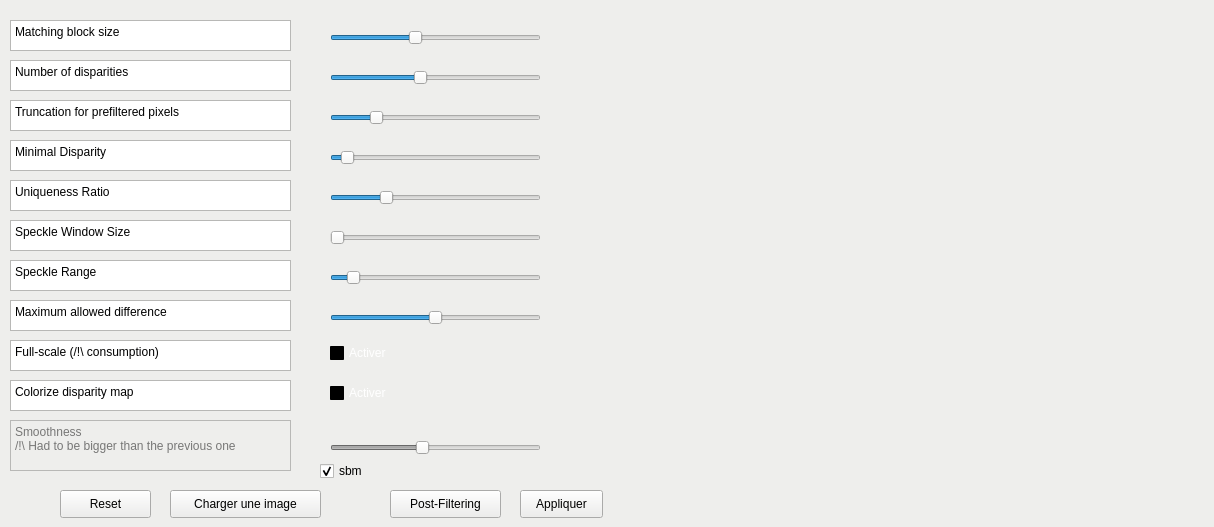
Before: the Qt Designer form widgets/disparity.ui in K1ntus/Projet-Technologique-L3, drawn with Qt 5.
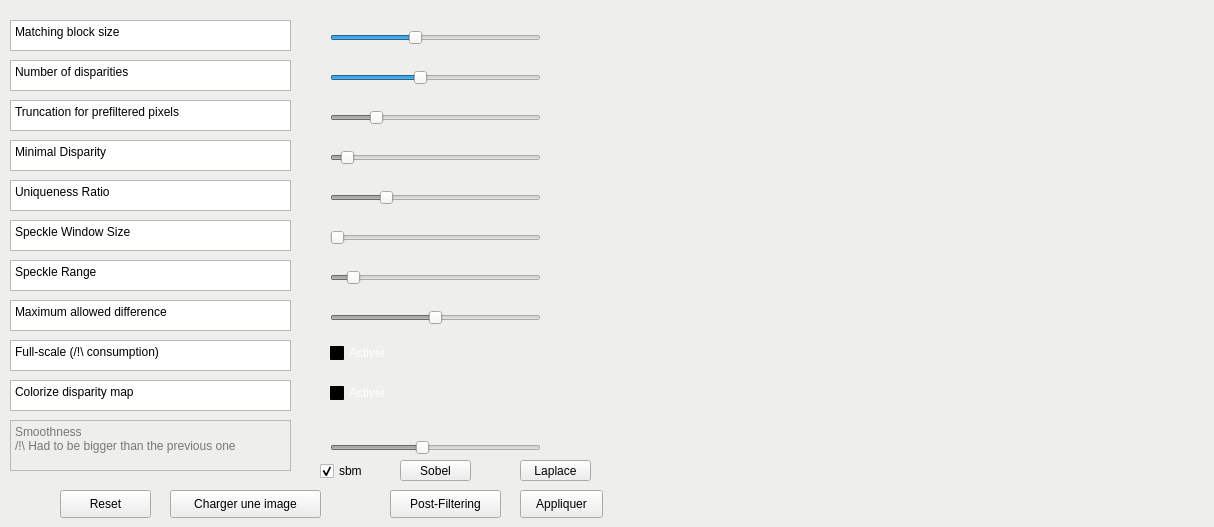
After: the same form once the commit is applied.

Commit message: added  Sobel & Laplace to the disparity map

Patch:
```diff
--- a/widgets/disparity.ui
+++ b/widgets/disparity.ui
@@ -674,6 +674,9 @@
    </property>
   </widget>
   <widget class="QSlider" name="slider_preFilterCap">
+   <property name="enabled">
+    <bool>false</bool>
+   </property>
    <property name="geometry">
     <rect>
      <x>330</x>
@@ -693,6 +696,9 @@
    </property>
   </widget>
   <widget class="QSlider" name="slider_minDisparity">
+   <property name="enabled">
+    <bool>false</bool>
+   </property>
    <property name="geometry">
     <rect>
      <x>330</x>
@@ -715,6 +721,9 @@
    </property>
   </widget>
   <widget class="QSlider" name="slider_uniquenessRatio">
+   <property name="enabled">
+    <bool>false</bool>
+   </property>
    <property name="geometry">
     <rect>
      <x>330</x>
@@ -747,6 +756,9 @@
    </property>
   </widget>
   <widget class="QSlider" name="slider_speckleRange">
+   <property name="enabled">
+    <bool>false</bool>
+   </property>
    <property name="geometry">
     <rect>
      <x>330</x>
@@ -763,6 +775,9 @@
    </property>
   </widget>
   <widget class="QSlider" name="slider_disp12MaxDiff">
+   <property name="enabled">
+    <bool>false</bool>
+   </property>
    <property name="geometry">
     <rect>
      <x>330</x>
@@ -1768,6 +1783,32 @@
     <string>Activer</string>
    </property>
   </widget>
+  <widget class="QPushButton" name="Sobel">
+   <property name="geometry">
+    <rect>
+     <x>400</x>
+     <y>460</y>
+     <width>71</width>
+     <height>21</height>
+    </rect>
+   </property>
+   <property name="text">
+    <string>Sobel</string>
+   </property>
+  </widget>
+  <widget class="QPushButton" name="Laplace">
+   <property name="geometry">
+    <rect>
+     <x>520</x>
+     <y>460</y>
+     <width>71</width>
+     <height>21</height>
+    </rect>
+   </property>
+   <property name="text">
+    <string>Laplace</string>
+   </property>
+  </widget>
  </widget>
  <resources/>
  <connections/>
```
Left out of the diff: 3 changed lines with no effect on the pictures. The commit also changes 3 other files.
